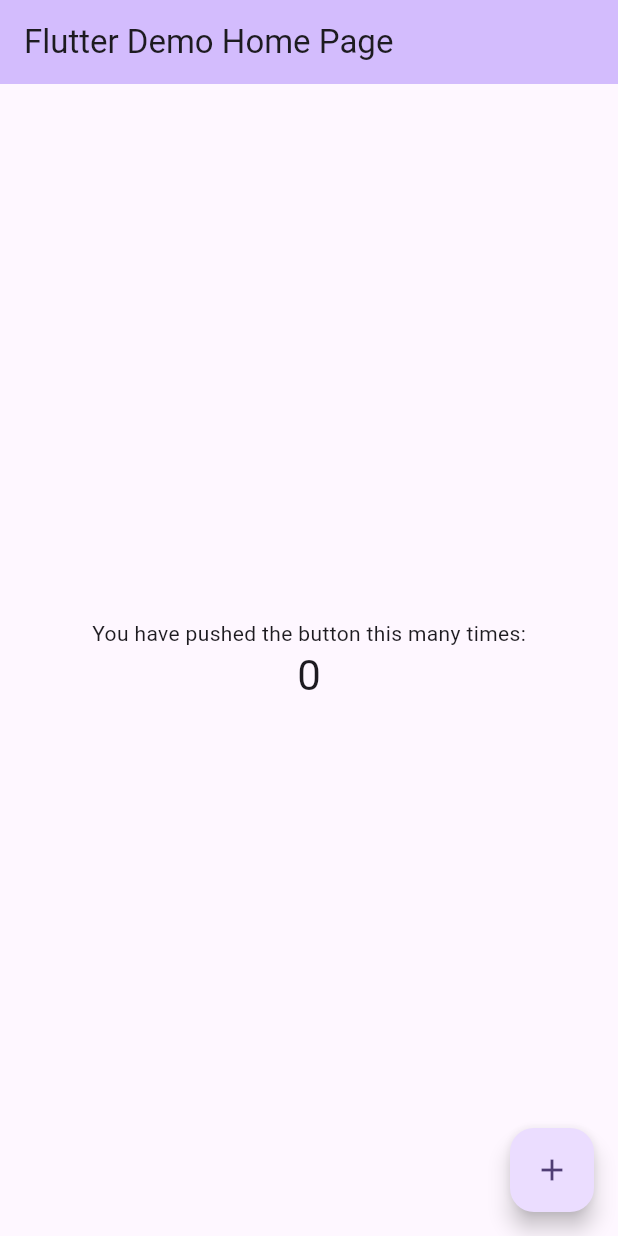
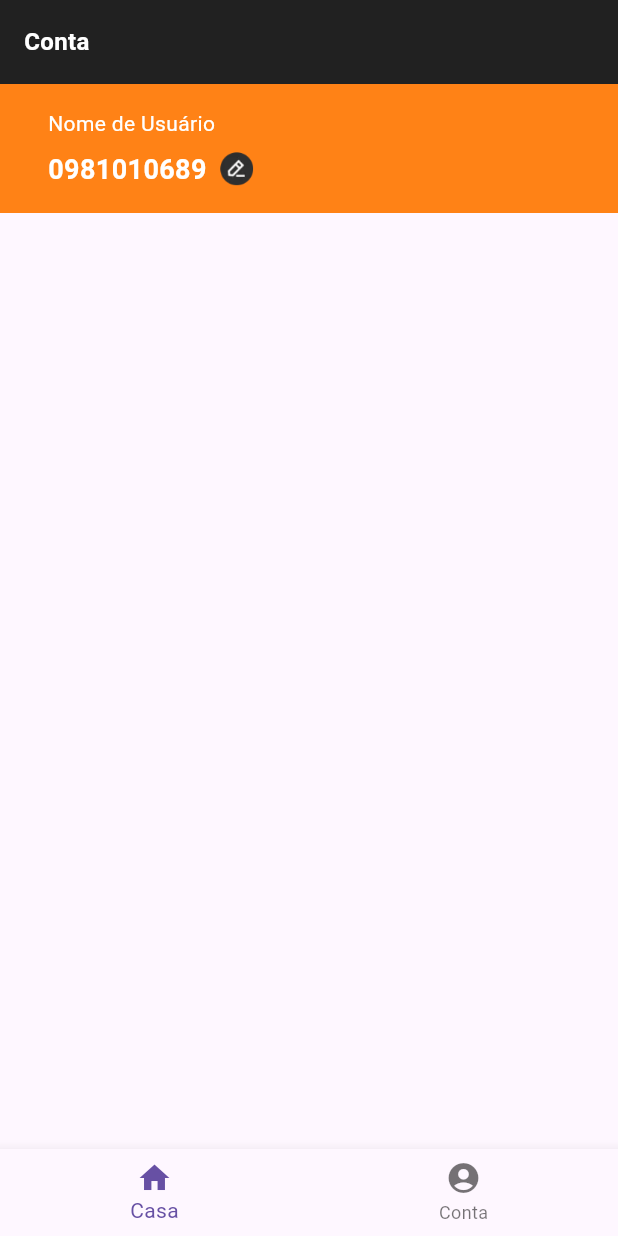
Before and after one commit to twjw/flutter_syntax, a Flutter app: the screen it shows after launch, on a phone screen of 412 x 824 dp. Run offline on Flutter 3.47's test engine with Material 3 defaults, Android fonts, the phone set to English and light mode, and no system bars.

Commit message:
排版練習

```diff
--- /dev/null
+++ b/lib/_origin_main.dart
@@ -0,0 +1,125 @@
+import 'package:flutter/material.dart';
+
+void main() {
+  runApp(const MyApp());
+}
+
+class MyApp extends StatelessWidget {
+  const MyApp({super.key});
+
+  // This widget is the root of your application.
+  @override
+  Widget build(BuildContext context) {
+    return MaterialApp(
+      title: 'Flutter Demo',
+      theme: ThemeData(
+        // This is the theme of your application.
+        //
+        // TRY THIS: Try running your application with "flutter run". You'll see
+        // the application has a blue toolbar. Then, without quitting the app,
+        // try changing the seedColor in the colorScheme below to Colors.green
+        // and then invoke "hot reload" (save your changes or press the "hot
+        // reload" button in a Flutter-supported IDE, or press "r" if you used
+        // the command line to start the app).
+        //
+        // Notice that the counter didn't reset back to zero; the application
+        // state is not lost during the reload. To reset the state, use hot
+        // restart instead.
+        //
+        // This works for code too, not just values: Most code changes can be
+        // tested with just a hot reload.
+        colorScheme: ColorScheme.fromSeed(seedColor: Colors.deepPurple),
+        useMaterial3: true,
+      ),
+      home: const MyHomePage(title: 'Flutter Demo Home Page'),
+    );
+  }
+}
+
+class MyHomePage extends StatefulWidget {
+  const MyHomePage({super.key, required this.title});
+
+  // This widget is the home page of your application. It is stateful, meaning
+  // that it has a State object (defined below) that contains fields that affect
+  // how it looks.
+
+  // This class is the configuration for the state. It holds the values (in this
+  // case the title) provided by the parent (in this case the App widget) and
+  // used by the build method of the State. Fields in a Widget subclass are
+  // always marked "final".
+
+  final String title;
+
+  @override
+  State<MyHomePage> createState() => _MyHomePageState();
+}
+
+class _MyHomePageState extends State<MyHomePage> {
+  int _counter = 0;
+
+  void _incrementCounter() {
+    setState(() {
+      // This call to setState tells the Flutter framework that something has
+      // changed in this State, which causes it to rerun the build method below
+      // so that the display can reflect the updated values. If we changed
+      // _counter without calling setState(), then the build method would not be
+      // called again, and so nothing would appear to happen.
+      _counter++;
+    });
+  }
+
+  @override
+  Widget build(BuildContext context) {
+    // This method is rerun every time setState is called, for instance as done
+    // by the _incrementCounter method above.
+    //
+    // The Flutter framework has been optimized to make rerunning build methods
+    // fast, so that you can just rebuild anything that needs updating rather
+    // than having to individually change instances of widgets.
+    return Scaffold(
+      appBar: AppBar(
+        // TRY THIS: Try changing the color here to a specific color (to
+        // Colors.amber, perhaps?) and trigger a hot reload to see the AppBar
+        // change color while the other colors stay the same.
+        backgroundColor: Theme.of(context).colorScheme.inversePrimary,
+        // Here we take the value from the MyHomePage object that was created by
+        // the App.build method, and use it to set our appbar title.
+        title: Text(widget.title),
+      ),
+      body: Center(
+        // Center is a layout widget. It takes a single child and positions it
+        // in the middle of the parent.
+        child: Column(
+          // Column is also a layout widget. It takes a list of children and
+          // arranges them vertically. By default, it sizes itself to fit its
+          // children horizontally, and tries to be as tall as its parent.
+          //
+          // Column has various properties to control how it sizes itself and
+          // how it positions its children. Here we use mainAxisAlignment to
+          // center the children vertically; the main axis here is the vertical
+          // axis because Columns are vertical (the cross axis would be
+          // horizontal).
+          //
+          // TRY THIS: Invoke "debug painting" (choose the "Toggle Debug Paint"
+          // action in the IDE, or press "p" in the console), to see the
+          // wireframe for each widget.
+          mainAxisAlignment: MainAxisAlignment.center,
+          children: <Widget>[
+            const Text(
+              'You have pushed the button this many times:',
+            ),
+            Text(
+              '$_counter',
+              style: Theme.of(context).textTheme.headlineMedium,
+            ),
+          ],
+        ),
+      ),
+      floatingActionButton: FloatingActionButton(
+        onPressed: _incrementCounter,
+        tooltip: 'Increment',
+        child: const Icon(Icons.add),
+      ), // This trailing comma makes auto-formatting nicer for build methods.
+    );
+  }
+}
--- a/lib/main.dart
+++ b/lib/main.dart
@@ -7,119 +7,117 @@ void main() {
 class MyApp extends StatelessWidget {
   const MyApp({super.key});
 
-  // This widget is the root of your application.
   @override
   Widget build(BuildContext context) {
     return MaterialApp(
       title: 'Flutter Demo',
-      theme: ThemeData(
-        // This is the theme of your application.
-        //
-        // TRY THIS: Try running your application with "flutter run". You'll see
-        // the application has a blue toolbar. Then, without quitting the app,
-        // try changing the seedColor in the colorScheme below to Colors.green
-        // and then invoke "hot reload" (save your changes or press the "hot
-        // reload" button in a Flutter-supported IDE, or press "r" if you used
-        // the command line to start the app).
-        //
-        // Notice that the counter didn't reset back to zero; the application
-        // state is not lost during the reload. To reset the state, use hot
-        // restart instead.
-        //
-        // This works for code too, not just values: Most code changes can be
-        // tested with just a hot reload.
-        colorScheme: ColorScheme.fromSeed(seedColor: Colors.deepPurple),
-        useMaterial3: true,
-      ),
-      home: const MyHomePage(title: 'Flutter Demo Home Page'),
+      home: const MyHomePage(),
     );
   }
 }
 
-class MyHomePage extends StatefulWidget {
-  const MyHomePage({super.key, required this.title});
-
-  // This widget is the home page of your application. It is stateful, meaning
-  // that it has a State object (defined below) that contains fields that affect
-  // how it looks.
-
-  // This class is the configuration for the state. It holds the values (in this
-  // case the title) provided by the parent (in this case the App widget) and
-  // used by the build method of the State. Fields in a Widget subclass are
-  // always marked "final".
-
-  final String title;
-
-  @override
-  State<MyHomePage> createState() => _MyHomePageState();
-}
-
-class _MyHomePageState extends State<MyHomePage> {
-  int _counter = 0;
-
-  void _incrementCounter() {
-    setState(() {
-      // This call to setState tells the Flutter framework that something has
-      // changed in this State, which causes it to rerun the build method below
-      // so that the display can reflect the updated values. If we changed
-      // _counter without calling setState(), then the build method would not be
-      // called again, and so nothing would appear to happen.
-      _counter++;
-    });
-  }
+class MyHomePage extends StatelessWidget {
+  const MyHomePage({super.key});
 
   @override
   Widget build(BuildContext context) {
-    // This method is rerun every time setState is called, for instance as done
-    // by the _incrementCounter method above.
-    //
-    // The Flutter framework has been optimized to make rerunning build methods
-    // fast, so that you can just rebuild anything that needs updating rather
-    // than having to individually change instances of widgets.
     return Scaffold(
+      bottomNavigationBar: BottomNavigationBar(
+        items: [
+          BottomNavigationBarItem(
+            icon: Icon(Icons.home),
+            label: 'Casa',
+          ),
+          BottomNavigationBarItem(
+            icon: Icon(Icons.account_circle_rounded),
+            label: 'Conta',
+          ),
+        ],
+      ),
       appBar: AppBar(
-        // TRY THIS: Try changing the color here to a specific color (to
-        // Colors.amber, perhaps?) and trigger a hot reload to see the AppBar
-        // change color while the other colors stay the same.
-        backgroundColor: Theme.of(context).colorScheme.inversePrimary,
-        // Here we take the value from the MyHomePage object that was created by
-        // the App.build method, and use it to set our appbar title.
-        title: Text(widget.title),
+        flexibleSpace: PreferredSize(
+          preferredSize: Size.fromHeight(100.0), // 设置AppBar的高度为100像素
+          child: Container(
+            color: Color.fromRGBO(33, 33, 33, 1),
+          ),
+        ),
+        shadowColor: Colors.transparent,
+        actions: [
+          Padding(
+            padding: const EdgeInsets.symmetric(horizontal: 16),
+            child: Center(
+              child: Text(
+                "Conta",
+                style: TextStyle(
+                  color: Colors.white,
+                  fontSize: 16,
+                  fontWeight: FontWeight.bold,
+                ),
+              ),
+            ),
+          ),
+          Spacer(),
+        ],
       ),
-      body: Center(
-        // Center is a layout widget. It takes a single child and positions it
-        // in the middle of the parent.
-        child: Column(
-          // Column is also a layout widget. It takes a list of children and
-          // arranges them vertically. By default, it sizes itself to fit its
-          // children horizontally, and tries to be as tall as its parent.
-          //
-          // Column has various properties to control how it sizes itself and
-          // how it positions its children. Here we use mainAxisAlignment to
-          // center the children vertically; the main axis here is the vertical
-          // axis because Columns are vertical (the cross axis would be
-          // horizontal).
-          //
-          // TRY THIS: Invoke "debug painting" (choose the "Toggle Debug Paint"
-          // action in the IDE, or press "p" in the console), to see the
-          // wireframe for each widget.
-          mainAxisAlignment: MainAxisAlignment.center,
-          children: <Widget>[
-            const Text(
-              'You have pushed the button this many times:',
+      body: Column(
+        children: [
+          Container(
+            decoration: BoxDecoration(
+              color: Color.fromRGBO(255, 130, 22, 1),
             ),
-            Text(
-              '$_counter',
-              style: Theme.of(context).textTheme.headlineMedium,
+            child: const Padding(
+              padding: EdgeInsets.all(16.0),
+              child: Column(
+                children: [
+                  Row(
+                    children: [
+                      Padding(
+                        padding: EdgeInsets.symmetric(horizontal: 16.0),
+                        child: Column(
+                          crossAxisAlignment: CrossAxisAlignment.start,
+                          children: [
+                            Text(
+                              'Nome de Usuário',
+                              style: TextStyle(
+                                color: Colors.white,
+                                fontSize: 14,
+                              ),
+                            ),
+                            SizedBox(
+                              height: 8,
+                            ),
+                            Row(
+                              children: [
+                                Text(
+                                  '0981010689',
+                                  style: TextStyle(
+                                    color: Colors.white,
+                                    fontSize: 18,
+                                    fontWeight: FontWeight.bold,
+                                  ),
+                                ),
+                                SizedBox(
+                                  width: 8,
+                                ),
+                                const Image(
+                                  image: AssetImage(
+                                      'assets/images/my_btn_edit.webp'),
+                                  width: 24,
+                                  height: 24,
+                                ),
+                              ],
+                            )
+                          ],
+                        ),
+                      ),
+                    ],
+                  )
+                ],
+              ),
             ),
-          ],
-        ),
+          )
+        ],
       ),
-      floatingActionButton: FloatingActionButton(
-        onPressed: _incrementCounter,
-        tooltip: 'Increment',
-        child: const Icon(Icons.add),
-      ), // This trailing comma makes auto-formatting nicer for build methods.
     );
   }
 }
--- a/pubspec.yaml
+++ b/pubspec.yaml
@@ -59,9 +59,8 @@ flutter:
   uses-material-design: true
 
   # To add assets to your application, add an assets section, like this:
-  # assets:
-  #   - images/a_dot_burr.jpeg
-  #   - images/a_dot_ham.jpeg
+  assets:
+   - assets/images/
 
   # An image asset can refer to one or more resolution-specific "variants", see
   # https://flutter.dev/assets-and-images/#resolution-aware
```
Also changed, not shown: assets/images/my_btn_edit.webp (added).
